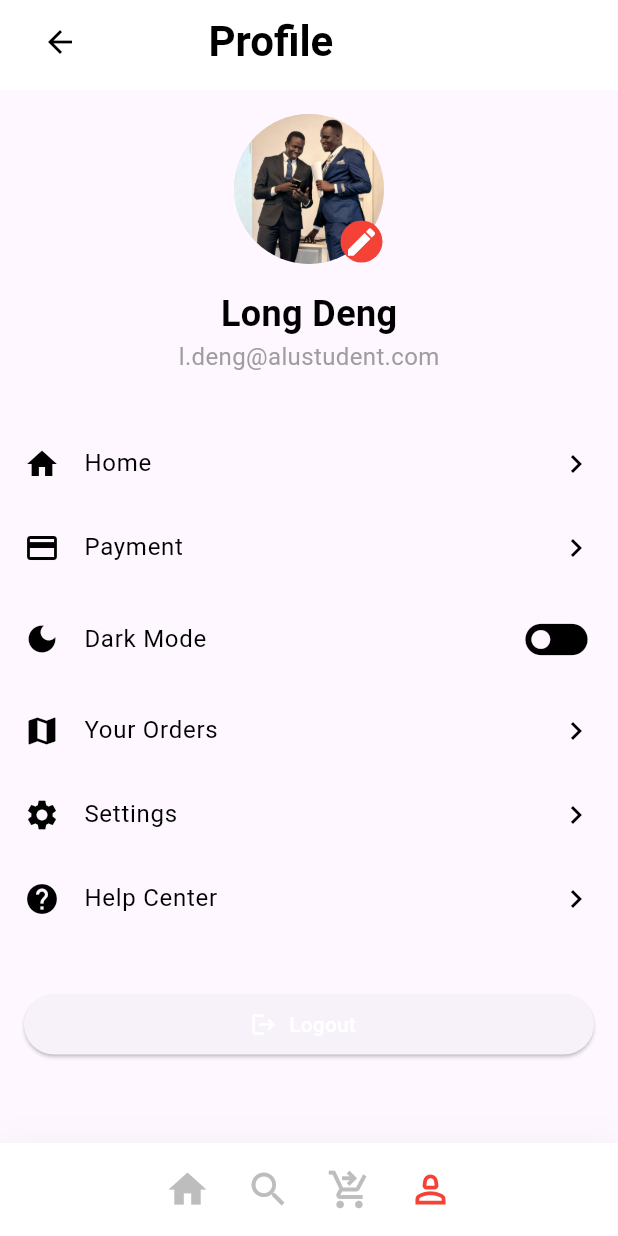
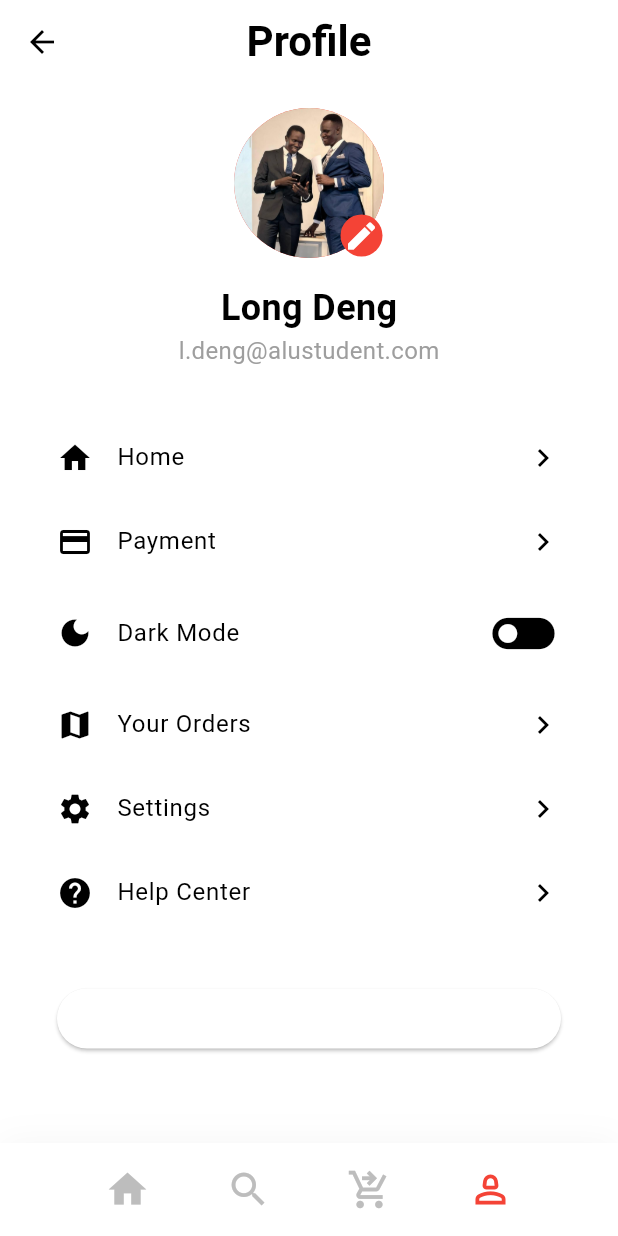
Before and after one commit to longmaker2/mobile-app_group12, a Flutter app: the HomeEntry screen opened directly, item 4 of the bottom bar chosen, on a phone screen of 412 x 824 dp. Run offline on Flutter 3.47's test engine with Material 3 defaults, Android fonts, the phone set to English and light mode, and no system bars; drawn by our look-alikes of google_nav_bar.

Commit message:
refactor code

```diff
--- a/flavour_fiesta/lib/screens/app_screens/home_entry.dart
+++ b/flavour_fiesta/lib/screens/app_screens/home_entry.dart
@@ -41,8 +41,9 @@ class _HomeEntryState extends State<HomeEntry> {
           ],
         ),
         child: SafeArea(
+          child: Expanded(
             child: Padding(
-            padding: const EdgeInsets.symmetric(horizontal: 100.0, vertical: 8),
+              padding: const EdgeInsets.symmetric(horizontal: 60.0, vertical: 8),
               child: GNav(
                 // rippleColor: Colors.grey[300]!,
                 // hoverColor: Colors.grey[100]!,
@@ -81,6 +82,7 @@ class _HomeEntryState extends State<HomeEntry> {
             ),
           ),
         ),
+      ),
     );
   }
 }
--- a/flavour_fiesta/lib/screens/app_screens/profile_screen.dart
+++ b/flavour_fiesta/lib/screens/app_screens/profile_screen.dart
@@ -11,27 +11,13 @@ class _ProfileScreenState extends State<ProfileScreen> {
 
   @override
   Widget build(BuildContext context) {
-    return MaterialApp(
-      debugShowCheckedModeBanner: false,
-      theme: isDarkModeEnabled ? ThemeData.dark() : ThemeData.light(),
-      home: Scaffold(
-        appBar: PreferredSize(
-          preferredSize: const Size.fromHeight(60),
-          child: AppBar(
-            title: Align(
-              alignment: Alignment.center,
-              child: Row(
-                children: [
-                  IconButton(
-                    icon: const Icon(Icons.arrow_back),
-                    onPressed: () {
-                      Navigator.pop(context);
-                    },
-                    color: isDarkModeEnabled ? Colors.white : Colors.black,
-                  ),
-                  const SizedBox(width: 75),
-                  Expanded(
-                    child: Text(
+    return Scaffold(
+      backgroundColor: isDarkModeEnabled
+          ? ThemeData.dark().scaffoldBackgroundColor
+          : Colors.white,
+      appBar: AppBar(
+        leading: null,
+        title: Text(
           'Profile',
           style: TextStyle(
             fontSize: 28,
@@ -40,19 +26,11 @@ class _ProfileScreenState extends State<ProfileScreen> {
           ),
           textAlign: TextAlign.left,
         ),
-                  ),
-                ],
-              ),
-            ),
-            backgroundColor: isDarkModeEnabled
-                ? ThemeData.dark().scaffoldBackgroundColor
-                : Colors.white,
-            elevation: 0,
-          ),
+        centerTitle: true,
       ),
       body: SingleChildScrollView(
         child: Padding(
-            padding: const EdgeInsets.all(16.0),
+          padding: const EdgeInsets.symmetric(horizontal: 38.0, vertical: 16.0),
           child: Column(
             crossAxisAlignment: CrossAxisAlignment.stretch,
             children: [
@@ -77,7 +55,7 @@ class _ProfileScreenState extends State<ProfileScreen> {
                                   shape: BoxShape.circle,
                                   color: Colors.red,
                                 ),
-                                  padding:const EdgeInsets.all(2),
+                                padding: const EdgeInsets.all(2),
                                 child: Icon(
                                   Icons.edit,
                                   color: isDarkModeEnabled
@@ -134,7 +112,7 @@ class _ProfileScreenState extends State<ProfileScreen> {
                 onPressed: () {
                   // Handle logout
                 },
-                  icon:const Icon(
+                icon: const Icon(
                   Icons.logout,
                   color: Colors.white, // Icon color
                 ),
@@ -150,10 +128,7 @@ class _ProfileScreenState extends State<ProfileScreen> {
               ),
 
               const SizedBox(height: 16),
-
-
             ],
-            ),
           ),
         ),
       ),
```
Also changed, not shown: flavour_fiesta/lib/screens/app_screens/home_screen.dart (+10 -7 lines), flavour_fiesta/lib/screens/auth_screens/login_screen.dart (+17 -25 lines). Lines whose indentation alone changed are shown as unchanged.
